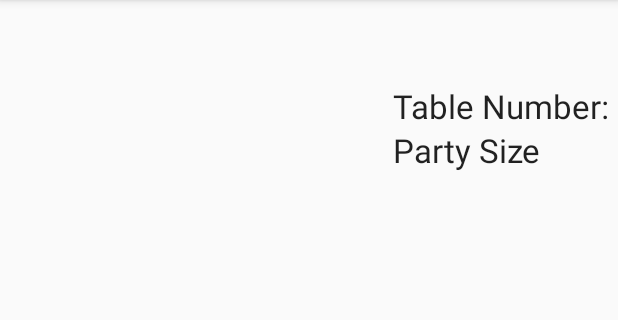
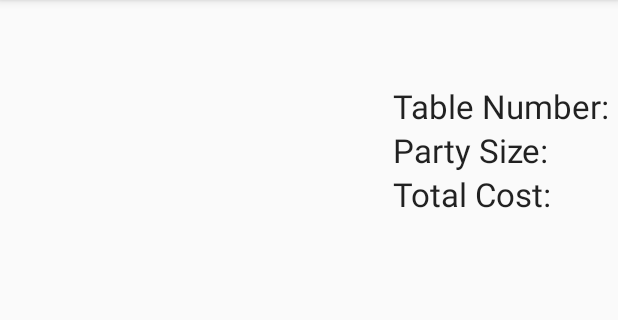
Before and after one commit to tylerdenney/DigiMenus, an Android app: the fragment cOrderFragment placed in its activity, on a phone screen of 412 x 824 dp, the part 84-404 px from its top. Run offline under Robolectric (Android 15) with nearby library versions, the phone set to English and light mode, and no system bars.

Commit message:
updated drawer stuff added remove

```diff
--- /dev/null
+++ b/app/src/main/java/com/goobers/digimenus/DrawerCustomAdapter.java
@@ -0,0 +1,49 @@
+package com.goobers.digimenus;
+
+import android.app.Activity;
+import android.content.Context;
+import android.view.LayoutInflater;
+import android.view.View;
+import android.view.ViewGroup;
+import android.widget.ArrayAdapter;
+import android.widget.ImageView;
+import android.widget.TextView;
+
+/**
+ * Created by tyler on 1/5/2015.
+ */
+public class DrawerCustomAdapter extends ArrayAdapter<DrawerItem> {
+
+    Context mContext;
+    int layoutResourceId;
+    DrawerItem data[] = null;
+
+    public DrawerCustomAdapter(Context mContext, int layoutResourceId, DrawerItem[] data) {
+
+        super(mContext, layoutResourceId, data);
+        this.layoutResourceId = layoutResourceId;
+        this.mContext = mContext;
+        this.data = data;
+    }
+
+    @Override
+    public View getView(int position, View convertView, ViewGroup parent) {
+
+        View listItem = convertView;
+
+        LayoutInflater inflater = ((Activity) mContext).getLayoutInflater();
+        listItem = inflater.inflate(layoutResourceId, parent, false);
+
+        ImageView imageViewIcon = (ImageView) listItem.findViewById(R.id.imageViewIcon);
+        TextView textViewName = (TextView) listItem.findViewById(R.id.textViewName);
+
+        DrawerItem folder = data[position];
+
+
+        imageViewIcon.setImageResource(folder.iconid);
+        textViewName.setText(folder.name);
+
+        return listItem;
+    }
+
+}
--- /dev/null
+++ b/app/src/main/java/com/goobers/digimenus/DrawerItem.java
@@ -0,0 +1,15 @@
+package com.goobers.digimenus;
+
+/**
+ * Created by tyler on 1/5/2015.
+ */
+public class DrawerItem
+{
+    public int iconid;
+    public String name;
+    public DrawerItem(int ico, String nam)
+    {
+        iconid = ico;
+        name = nam;
+    }
+}
--- a/app/src/main/java/com/goobers/digimenus/MainActivity.java
+++ b/app/src/main/java/com/goobers/digimenus/MainActivity.java
@@ -31,7 +31,16 @@ public class MainActivity extends ActionBarActivity
         drawer_layout = (DrawerLayout) findViewById(R.id.drawer_layout);
         drawer_listview = (ListView) findViewById(R.id.left_drawer);
         drawer_items = getResources().getStringArray(R.array.nav_items);
-        drawer_listview.setAdapter(new ArrayAdapter<String>(this, R.layout.simple_text_layout, drawer_items));
+
+        DrawerItem[] draweritems = new DrawerItem[3];
+        draweritems[0] = new DrawerItem(R.drawable.foodicon, "Food");
+        draweritems[1] = new DrawerItem(R.drawable.drinkicon, "Drink");
+        draweritems[2] = new DrawerItem(R.drawable.placeholdericon, "Order");
+
+        DrawerCustomAdapter adapter = new DrawerCustomAdapter(this, R.layout.drawer_item_layout,draweritems);
+        drawer_listview.setAdapter(adapter);
+
+        //drawer_listview.setAdapter(new ArrayAdapter<String>(this, R.layout.simple_text_layout, drawer_items));
         drawer_listview.setOnItemClickListener(new DrawerOnClickListener());
         if (savedInstanceState == null)
         {
@@ -101,6 +110,7 @@ public class MainActivity extends ActionBarActivity
                 getSupportFragmentManager().beginTransaction().replace(R.id.action_bar_container, frag).commit();
                 drawer_listview.setItemChecked(position, true);
                 drawer_listview.setSelection(position);
+                drawer_layout.closeDrawer(drawer_listview);
 //                getActionBar().setTitle(drawer_items[position]);
             }
         }
--- a/app/src/main/java/com/goobers/digimenus/cFoodMenuFragment.java
+++ b/app/src/main/java/com/goobers/digimenus/cFoodMenuFragment.java
@@ -46,7 +46,8 @@ public class cFoodMenuFragment extends ListFragment
     @Override
     public void onListItemClick(ListView l, View v, int position, long id)
     {
-        cMenu.SelectFoodItemOnClick(position);
+        String itemname = (String) menu_list.getItemAtPosition(position);
+        cMenu.SelectItemOnClick(itemname);
     }
     //TODO Add long click to view item.
     //@Override
--- a/app/src/main/java/com/goobers/digimenus/cOrderFragment.java
+++ b/app/src/main/java/com/goobers/digimenus/cOrderFragment.java
@@ -2,9 +2,13 @@ package com.goobers.digimenus;
 
 import android.os.Bundle;
 import android.support.v4.app.Fragment;
+import android.view.ContextMenu;
 import android.view.LayoutInflater;
+import android.view.Menu;
+import android.view.MenuItem;
 import android.view.View;
 import android.view.ViewGroup;
+import android.widget.AdapterView;
 import android.widget.ArrayAdapter;
 import android.widget.ListAdapter;
 import android.widget.ListView;
@@ -19,12 +23,13 @@ import Business.iItem;
  */
 public class cOrderFragment extends Fragment
 {
-    public ListView myitems;
+    private ListView myitems;
+    private ArrayAdapter list_adapter;
+    private ArrayList<String> foodnames;
     @Override
     public View onCreateView(LayoutInflater inflater, ViewGroup container, Bundle savedInstanceState) {
 
         View rootView = inflater.inflate(R.layout.fragment_order, container, false);
-
         return rootView;
     }
 
@@ -36,14 +41,40 @@ public class cOrderFragment extends Fragment
         List<iItem> items = cMenu.GetOrderedItems();
         if(items != null)
         {
-            List<String> foodnames = new ArrayList<String>();
+            foodnames = new ArrayList<String>();
             for (iItem i : items)
             {
                 foodnames.add(i.GetName());
             }
-            ListAdapter list_adapter = new ArrayAdapter<String>(getActivity(), R.layout.simple_text_layout, foodnames);
+            list_adapter = new ArrayAdapter<String>(getActivity(), R.layout.simple_text_layout, foodnames);
             myitems.setAdapter(list_adapter);
+        }
+        registerForContextMenu(myitems);
+
+    }
+
+    @Override
+    public void onCreateContextMenu(ContextMenu menu, View v,
+                                    ContextMenu.ContextMenuInfo menuInfo) {
+        if (v.getId()==R.id.listView) {
+            AdapterView.AdapterContextMenuInfo info = (AdapterView.AdapterContextMenuInfo)menuInfo;
+            menu.setHeaderTitle("Options");
+            String[] menuItems = getResources().getStringArray(R.array.context_menu_array);
+            for (int i = 0; i<menuItems.length; i++) {
+                menu.add(Menu.NONE, i, i, menuItems[i]);
+            }
         }
     }
 
+    @Override
+    public boolean onContextItemSelected(MenuItem item)
+    {
+        AdapterView.AdapterContextMenuInfo info = (AdapterView.AdapterContextMenuInfo)item.getMenuInfo();
+        String itemname = myitems.getAdapter().getItem(info.position).toString();
+        cMenu.RemoveItemOnClick(itemname);
+        foodnames.remove(info.position);
+        list_adapter.notifyDataSetChanged();
+        return true;
+    }
+
 }
--- a/app/src/main/res/layout/activity_main.xml
+++ b/app/src/main/res/layout/activity_main.xml
@@ -17,5 +17,5 @@
         android:choiceMode="singleChoice"
         android:divider="@android:color/transparent"
         android:dividerHeight="0dp"
-        android:background="#111"/>
+        android:background="#ffff"/>
 </android.support.v4.widget.DrawerLayout>
--- a/app/src/main/res/layout/fragment_order.xml
+++ b/app/src/main/res/layout/fragment_order.xml
@@ -1,34 +1,49 @@
 <?xml version="1.0" encoding="utf-8"?>
-    <RelativeLayout xmlns:android="http://schemas.android.com/apk/res/android"
+    <LinearLayout xmlns:android="http://schemas.android.com/apk/res/android"
         android:layout_width="match_parent"
         android:layout_height="match_parent">
 
     <ListView
         android:layout_marginTop="@dimen/abc_action_bar_default_height_material"
-        android:layout_width="wrap_content"
+        android:layout_width="0dp"
+        android:layout_weight=".5"
         android:layout_height="wrap_content"
         android:id="@+id/listView"
         android:layout_alignParentTop="true"
         android:layout_alignParentLeft="true"
         android:layout_alignParentStart="true"/>
 
+    <RelativeLayout
+        android:layout_width="wrap_content"
+        android:layout_height="wrap_content">
+
         <TextView
+            android:layout_marginTop="@dimen/abc_action_bar_default_height_material"
             android:layout_width="wrap_content"
             android:layout_height="wrap_content"
             android:textAppearance="?android:attr/textAppearanceLarge"
             android:text="Table Number: "
-        android:id="@+id/txtseatnum"
-        android:layout_alignTop="@+id/listView"
-        android:layout_alignParentRight="true"
-        android:layout_alignParentEnd="true" />
+            android:id="@+id/txttablenum"/>
 
         <TextView
             android:layout_width="wrap_content"
             android:layout_height="wrap_content"
             android:textAppearance="?android:attr/textAppearanceLarge"
-        android:text="Party Size"
+            android:text="Party Size: "
             android:id="@+id/txtpartysize"
-        android:layout_below="@+id/txtseatnum"
-        android:layout_alignLeft="@+id/txtseatnum"
-        android:layout_alignStart="@+id/txtseatnum" />
+            android:layout_below="@+id/txttablenum"
+            android:layout_alignLeft="@+id/txttotalcost"
+            android:layout_alignStart="@+id/txttotalcost" />
+
+        <TextView
+            android:layout_width="wrap_content"
+            android:layout_height="wrap_content"
+            android:textAppearance="?android:attr/textAppearanceLarge"
+            android:text="Total Cost: "
+            android:id="@+id/txttotalcost"
+            android:layout_below="@+id/txtpartysize"
+            android:layout_alignParentLeft="true"
+            android:layout_alignParentStart="true" />
     </RelativeLayout>
+
+</LinearLayout>
--- a/app/src/main/res/values/strings.xml
+++ b/app/src/main/res/values/strings.xml
@@ -8,6 +8,11 @@
     <string name="option_ok">OK</string>
     <string name="drawer_open">Open navigation drawer</string>
     <string name="drawer_close">Close navigation drawer</string>
+    <string name="option_header">Options</string>
+
+    <string-array name="context_menu_array">
+        <item>Remove from Order</item>
+    </string-array>
 
     <string-array name="nav_items">
         <item>Food</item>
```
Also changed, not shown: app/src/main/java/Business/cOrder.java (+17 -1 lines), app/src/main/java/com/goobers/digimenus/cBeverageMenuFragment.java (+7 -0 lines), app/src/main/java/com/goobers/digimenus/cMenu.java (+26 -2 lines), app/src/main/res/layout/drawer_item_layout.xml (added, +27 -0 lines), 1 other file. Lines whose indentation alone changed are shown as unchanged.
